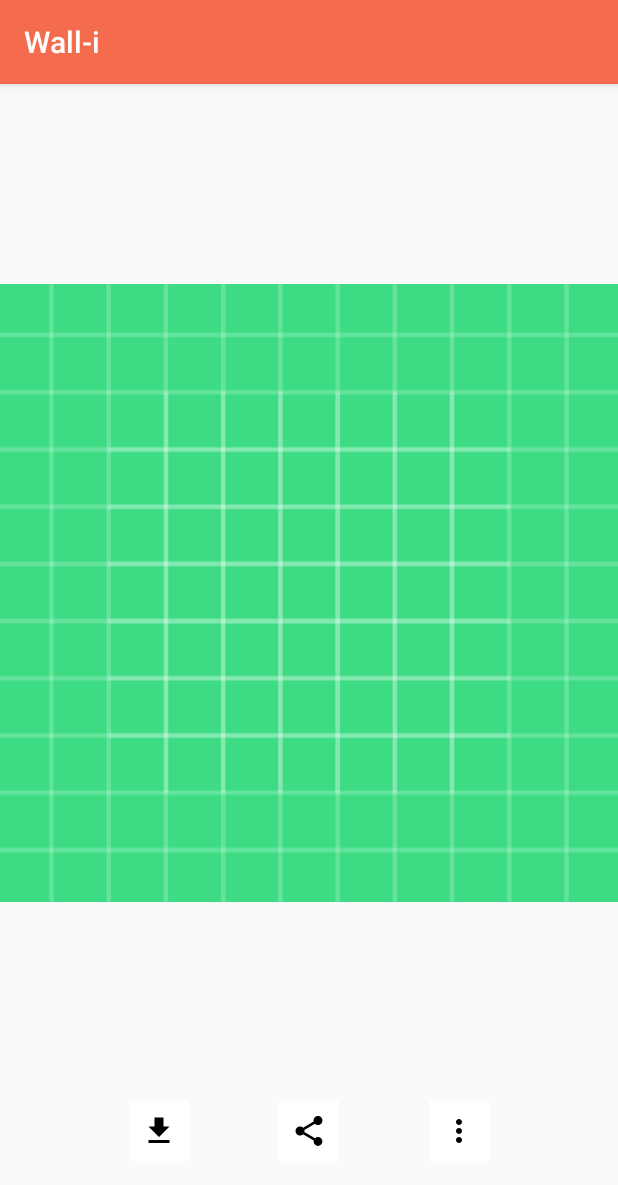
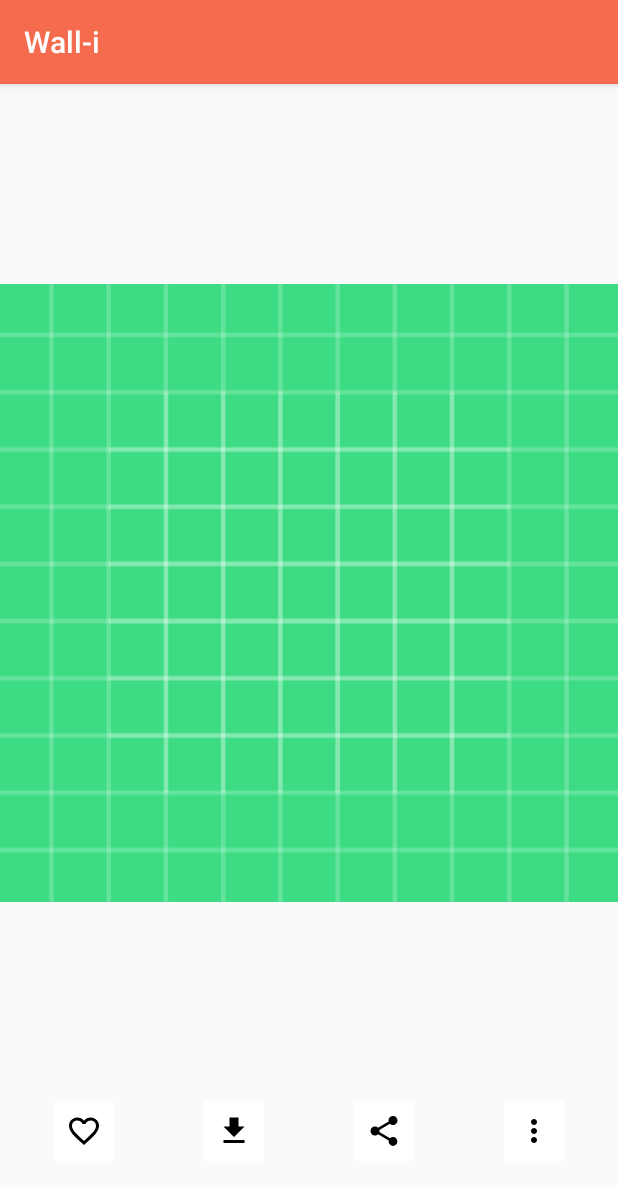
Before and after one commit to hiashutoshsingh/Wallpaper, an Android app: the Preview screen opened directly, with no data from a screen before it, on a phone screen of 412 x 824 dp. Shown: the top 1185 px of the screen. Run offline under Robolectric (Android 15) with nearby library versions, the phone set to English and light mode, and no system bars; pictures from the network do not load.

```diff
--- a/app/src/main/java/com/example/wall_i/view/PreviewScreen/Preview.kt
+++ b/app/src/main/java/com/example/wall_i/view/PreviewScreen/Preview.kt
@@ -2,6 +2,7 @@ package com.example.wall_i.view.PreviewScreen
 
 import androidx.appcompat.app.AppCompatActivity
 import android.os.Bundle
+import android.view.View
 import com.bumptech.glide.Glide
 import com.bumptech.glide.request.RequestOptions
 import com.example.wall_i.R
@@ -20,5 +21,10 @@ class Preview : AppCompatActivity() {
             .applyDefaultRequestOptions(requestoptions)
             .load(intent.getStringExtra("image"))
             .into(preview)
+
+    }
+
+    fun favbuttonClicked(view: View) {
+        favorite.setImageResource(R.drawable.ic_favorite_black_24dp)
     }
 }
--- /dev/null
+++ b/app/src/main/res/drawable/ic_favorite_black_24dp.xml
@@ -0,0 +1,9 @@
+<vector xmlns:android="http://schemas.android.com/apk/res/android"
+        android:width="24dp"
+        android:height="24dp"
+        android:viewportWidth="24.0"
+        android:viewportHeight="24.0">
+    <path
+        android:fillColor="#FF0000"
+        android:pathData="M12,21.35l-1.45,-1.32C5.4,15.36 2,12.28 2,8.5 2,5.42 4.42,3 7.5,3c1.74,0 3.41,0.81 4.5,2.09C13.09,3.81 14.76,3 16.5,3 19.58,3 22,5.42 22,8.5c0,3.78 -3.4,6.86 -8.55,11.54L12,21.35z"/>
+</vector>
--- /dev/null
+++ b/app/src/main/res/drawable/ic_favorite_border_black_24dp.xml
@@ -0,0 +1,9 @@
+<vector xmlns:android="http://schemas.android.com/apk/res/android"
+        android:width="24dp"
+        android:height="24dp"
+        android:viewportWidth="24.0"
+        android:viewportHeight="24.0">
+    <path
+        android:fillColor="#FF000000"
+        android:pathData="M16.5,3c-1.74,0 -3.41,0.81 -4.5,2.09C10.91,3.81 9.24,3 7.5,3 4.42,3 2,5.42 2,8.5c0,3.78 3.4,6.86 8.55,11.54L12,21.35l1.45,-1.32C18.6,15.36 22,12.28 22,8.5 22,5.42 19.58,3 16.5,3zM12.1,18.55l-0.1,0.1 -0.1,-0.1C7.14,14.24 4,11.39 4,8.5 4,6.5 5.5,5 7.5,5c1.54,0 3.04,0.99 3.57,2.36h1.87C13.46,5.99 14.96,5 16.5,5c2,0 3.5,1.5 3.5,3.5 0,2.89 -3.14,5.74 -7.9,10.05z"/>
+</vector>
--- a/app/src/main/res/layout/activity_preview.xml
+++ b/app/src/main/res/layout/activity_preview.xml
@@ -26,8 +26,19 @@
         <ImageButton
             android:layout_width="40dp"
             android:layout_height="40dp"
+            android:id="@+id/favorite"
+            android:background="#ffffff"
+            android:layout_marginHorizontal="30dp"
+            android:clickable="true"
+            android:onClick="favbuttonClicked"
+            android:src="@drawable/ic_favorite_border_black_24dp"/>
+
+        <ImageButton
+            android:layout_width="40dp"
+            android:layout_height="40dp"
             android:id="@+id/download"
             android:background="#ffffff"
+            android:clickable="true"
             android:layout_marginHorizontal="30dp"
             android:src="@drawable/ic_file_download_black_24dp"/>
         <ImageButton
@@ -35,6 +46,7 @@
             android:layout_height="40dp"
             android:id="@+id/share"
             android:background="#ffffff"
+            android:clickable="true"
             android:layout_marginHorizontal="30dp"
             android:src="@drawable/ic_share_black_24dp"/>
         <ImageButton
@@ -43,6 +55,7 @@
             android:background="#ffffff"
             android:layout_marginHorizontal="30dp"
             android:id="@+id/more"
+            android:clickable="true"
             android:src="@drawable/ic_more_vert_black_24dp"/>
 
 
```
Also changed, not shown: app/build.gradle (+13 -0 lines), app/src/main/java/com/example/wall_i/data/db/Database.kt (added, +31 -0 lines), app/src/main/java/com/example/wall_i/data/db/ImageResponseDAO.kt (added, +17 -0 lines), app/src/main/java/com/example/wall_i/model/ImageResponse.kt (+10 -2 lines).
